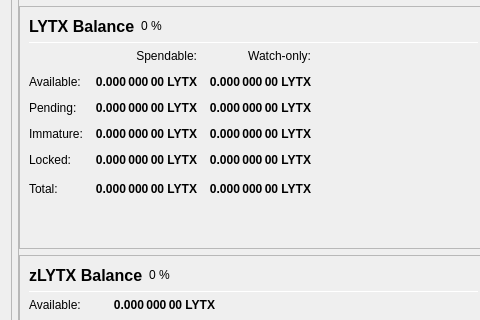
This is src/qt/forms/overviewpage.ui in LytixChain/lytix as Qt 5 draws it before an edit; both pictures show x 0 to 480 and y 323 to 643 of the 978 by 841 pixel window. The edited form follows.
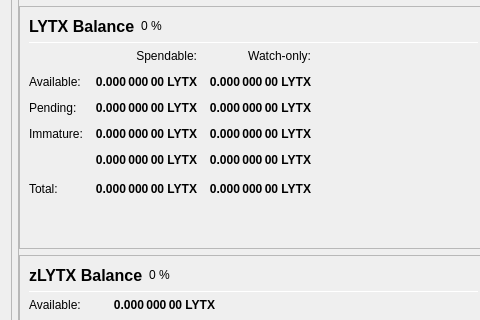
This is the edited form.

The edit to the form file:
```diff
--- a/src/qt/forms/overviewpage.ui
+++ b/src/qt/forms/overviewpage.ui
@@ -674,16 +674,6 @@
                          </property>
                         </widget>
                        </item>
-                       <item row="4" column="0">
-                        <widget class="QLabel" name="labelLockedBalanceText">
-                         <property name="toolTip">
-                          <string>Locked LYTX or Masternode collaterals. These are excluded from zLYTX minting.</string>
-                         </property>
-                         <property name="text">
-                          <string>Locked:</string>
-                         </property>
-                        </widget>
-                       </item>
                        <item row="4" column="1">
                         <widget class="QLabel" name="labelLockedBalance">
                          <property name="font">
```
Left out of the diff: 2 changed lines with no effect on the pictures.
